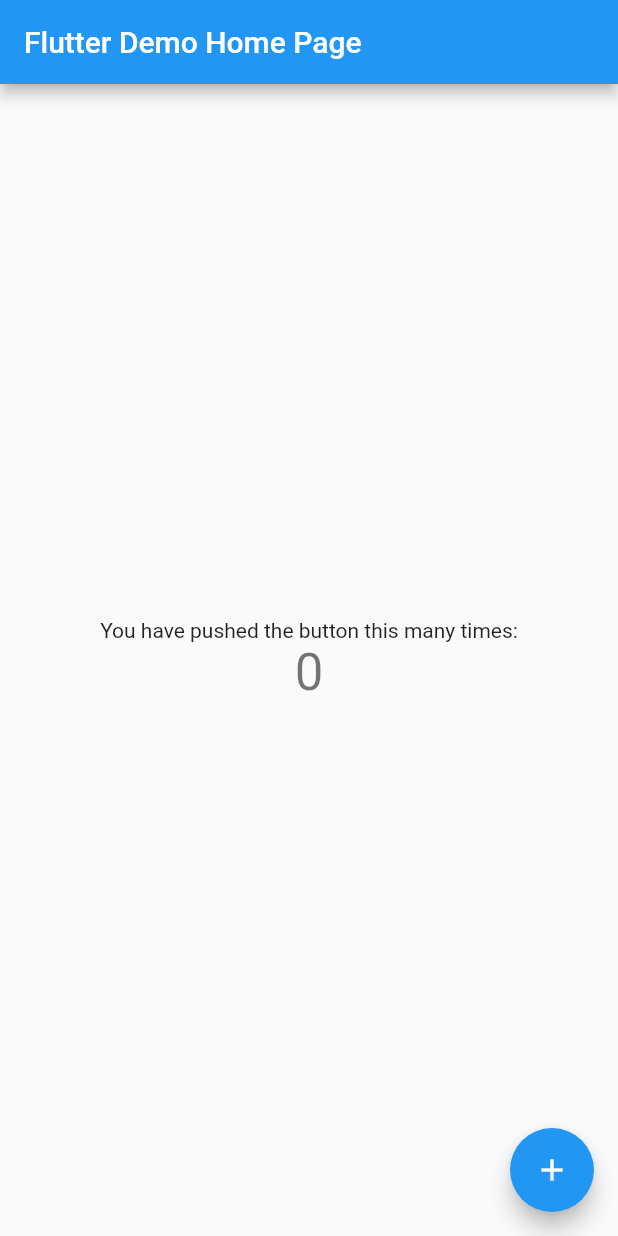
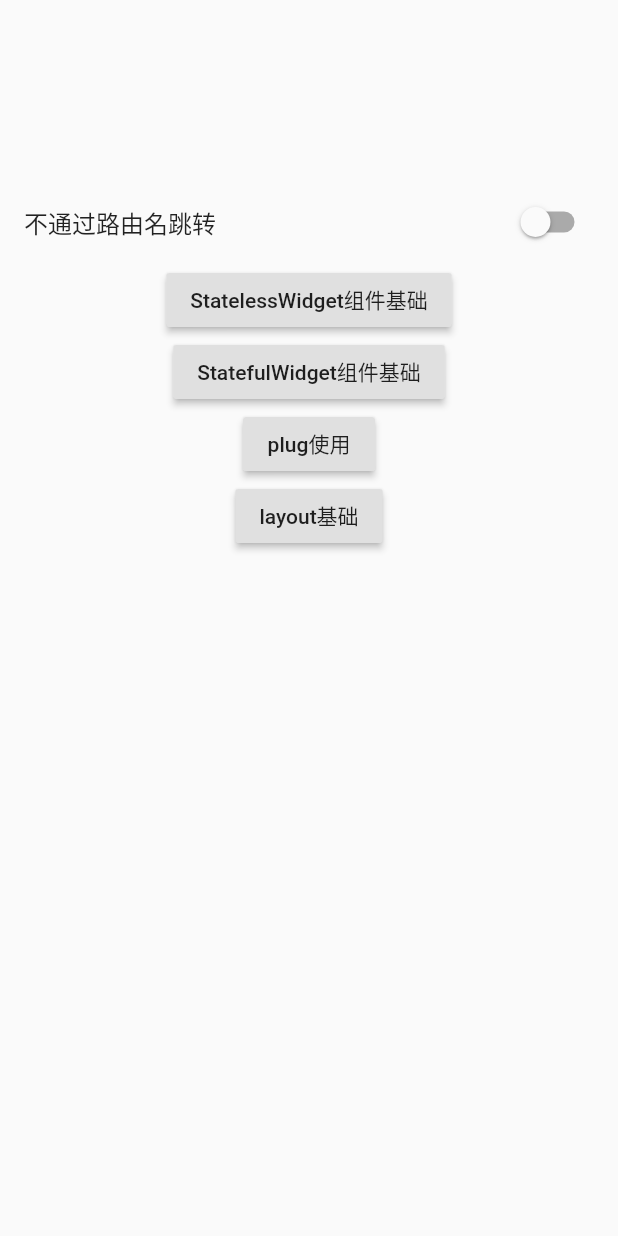
Before and after one commit to louyulin/flutter_base_demo, a Flutter app: the screen it shows after launch, on a phone screen of 412 x 824 dp. Run offline on Flutter 3.47's test engine with Material 2 defaults, Android fonts, the phone set to English and light mode, and no system bars; missing offline and left inert: flutter_color_plugin.

Commit message:
flutter 路由跳转

```diff
--- a/lib/Flutter_layout_page.dart
+++ b/lib/Flutter_layout_page.dart
@@ -28,6 +28,12 @@
         ),
         home: Scaffold(
           appBar: AppBar(
+            leading: GestureDetector(
+              onTap: (){
+                Navigator.pop(context);
+              },
+              child: Icon(Icons.arrow_back),
+            ),
             title: Text('StateLessWidget与基础组件'),
           ),
           bottomNavigationBar: BottomNavigationBar(
--- a/lib/less_group_page.dart
+++ b/lib/less_group_page.dart
@@ -19,6 +19,12 @@
         ),
         home: Scaffold(
           appBar: AppBar(
+            leading: GestureDetector(
+              onTap: (){
+                Navigator.pop(context);
+              },
+              child: Icon(Icons.arrow_back),
+            ),
             title: Text('StateLessWidget与基础组件'),
           ),
           body: Container(
--- /dev/null
+++ b/lib/main.dart
@@ -0,0 +1,81 @@
+import 'package:flutter/material.dart';
+import 'package:flutter_base_demo/plugin_use.dart';
+import 'package:flutter_base_demo/statefull_group_page.dart';
+
+import 'Flutter_layout_page.dart';
+import 'less_group_page.dart';
+
+void main() {
+  runApp(MyApp());
+}
+
+class MyApp extends StatelessWidget {
+  // This widget is the root of your application.
+  @override
+  Widget build(BuildContext context) {
+    return MaterialApp(
+      title: 'Flutter Demo',
+      theme: ThemeData(
+        primarySwatch: Colors.blue,
+      ),
+      home: Scaffold(
+        body: RouteNavigator(),
+      ),
+      routes: <String, WidgetBuilder>{
+        'less': (BuildContext context) => LessGroupPage(),
+        'ful': (BuildContext context) => StatefulGroup(),
+        'plug': (BuildContext context) => PluginUse(),
+        'layout': (BuildContext context) => FlutterLayoutPage()
+      },
+    );
+  }
+}
+
+class RouteNavigator extends StatefulWidget {
+  @override
+  _RouteNavigatorState createState() => _RouteNavigatorState();
+}
+
+class _RouteNavigatorState extends State<RouteNavigator> {
+  bool byName = false;
+
+  @override
+  Widget build(BuildContext context) {
+    return Container(
+      child: Column(
+        children: <Widget>[
+          Container(
+            height: 120,
+          ),
+          SwitchListTile(
+              value: byName,
+              title: Text('${byName?'':'不'}通过路由名跳转'),
+              onChanged: (value) {
+                setState(() {
+                  byName = value;
+                });
+              }),
+          _item('StatelessWidget组件基础', LessGroupPage(), 'less'),
+          _item('StatefulWidget组件基础', StatefulGroup(), 'ful'),
+          _item('plug使用', PluginUse(), 'plug'),
+          _item('layout基础', FlutterLayoutPage(), 'layout'),
+        ],
+      ),
+    );
+  }
+
+  _item(String title, page, String routeName) {
+    return Container(
+      child: RaisedButton(
+        onPressed: () {
+          if(byName){
+            Navigator.pushNamed(context , routeName);
+          }else{
+            Navigator.push(context, MaterialPageRoute(builder: (context) => page));
+          }
+        },
+        child: Text(title),
+      ),
+    );
+  }
+}
--- a/lib/plugin_use.dart
+++ b/lib/plugin_use.dart
@@ -5,30 +5,13 @@
   runApp(PluginUse());
 }
 
-class PluginUse extends StatelessWidget {
-  // This widget is the root of your application.
+
+class PluginUse extends StatefulWidget {
   @override
-  Widget build(BuildContext context) {
-    return MaterialApp(
-      title: '如何使用Flutter包和插件',
-      theme: ThemeData(
-        primarySwatch: Colors.blue,
-      ),
-      home: MyHomePage(title: 'Flutter Demo Home Page'),
-    );
-  }
+  _PluginUseState createState() => _PluginUseState();
 }
 
-class MyHomePage extends StatefulWidget {
-  MyHomePage({Key? key, required this.title}) : super(key: key);
-
-  final String title;
-
-  @override
-  _MyHomePageState createState() => _MyHomePageState();
-}
-
-class _MyHomePageState extends State<MyHomePage> {
+class _PluginUseState extends State<PluginUse> {
   int _counter = 0;
 
   void _incrementCounter() {
@@ -41,7 +24,13 @@
   Widget build(BuildContext context) {
     return Scaffold(
       appBar: AppBar(
-        title: Text(widget.title),
+        leading: GestureDetector(
+          onTap: (){
+            Navigator.pop(context);
+          },
+          child: Icon(Icons.arrow_back),
+        ),
+        title: Text('如何使用flutter包和插件开发'),
       ),
       body: Center(
         child: Column(
--- a/lib/statefull_group_page.dart
+++ b/lib/statefull_group_page.dart
@@ -28,6 +28,12 @@
         ),
         home: Scaffold(
           appBar: AppBar(
+            leading: GestureDetector(
+              onTap: (){
+                Navigator.pop(context);
+              },
+              child: Icon(Icons.arrow_back),
+            ),
             title: Text('StateLessWidget与基础组件'),
           ),
           bottomNavigationBar: BottomNavigationBar(
```
